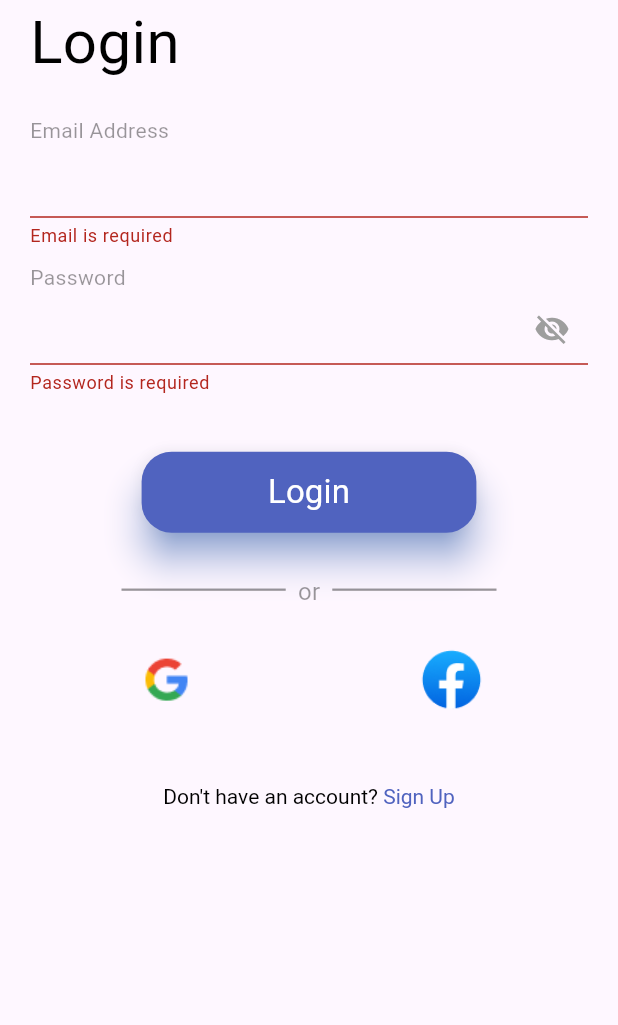
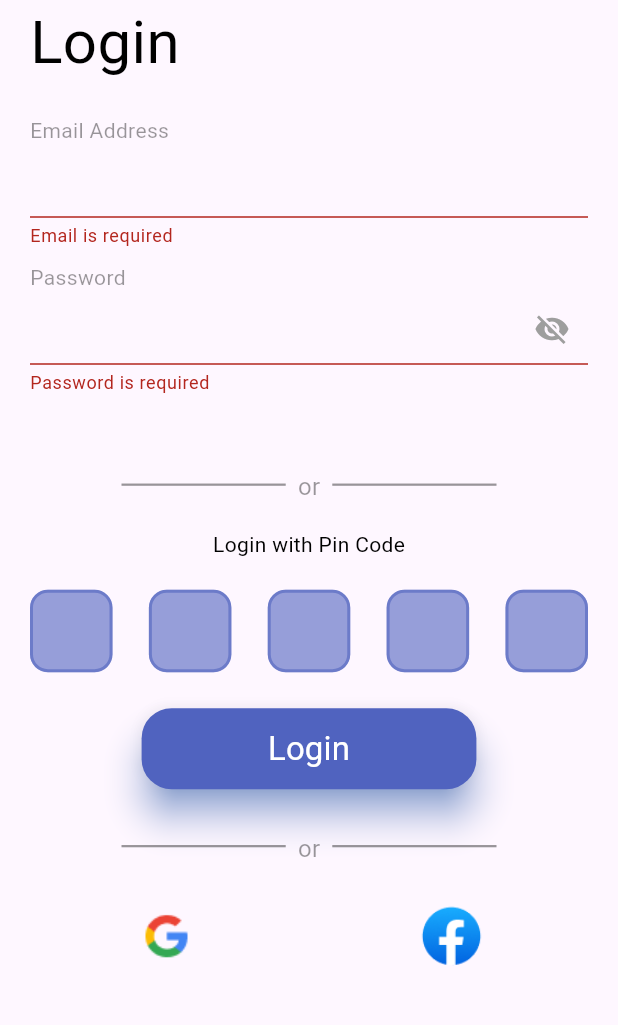
Before and after one commit to Zayahan-Hasan-Shah/Bank-Mobile-App, a Flutter app: the LoginScreen screen opened by its route, after a tap on "Login", on a phone screen of 412 x 824 dp, the part 200-1225 px from its top. Run offline on Flutter 3.47's test engine with Material 3 defaults, Android fonts, the phone set to English and light mode, and no system bars; drawn by our look-alikes of pin_code_fields; our stand-ins replace connectivity_plus, device_info_plus, flutter_local_notifications, flutter_riverpod, google_fonts, image_picker and 2 more.

Commit message:
authenticate pin login functionality and started working on home UI

```diff
--- a/bank_app_practice/lib/core/constants.dart
+++ b/bank_app_practice/lib/core/constants.dart
@@ -1,7 +1,7 @@
 ////constants////
 
 /// hard coded pin code for temperory
-const safePin = '1234';
+const safePin = '12345';
 
 ///app messages
 const invalidCredentialsMessage = 'The credentials provided are incorrect.';
@@ -55,3 +55,9 @@ const c = 'Confirm';
 const spc = 'Set Pin Code';
 const psyopc = 'Please set your own\nPin Code';
 const spcd = 'Set Pin Code(5-digit)';
+const lwpc = 'Login with Pin Code';
+
+
+/// home screen
+const cb = 'Current Balance';
+const balance = 'Rs 2,85,856.00';
--- a/bank_app_practice/lib/core/images.dart
+++ b/bank_app_practice/lib/core/images.dart
@@ -8,6 +8,7 @@ class ImageAssets {
   static const String bpmeImage = 'assets/images/bpme.png';
   static const String googleSignupImage = 'assets/images/google.png';
   static const String facebookImage = 'assets/images/facebook.png';
+  static const String visaCardImage = 'assets/images/visaCard.png';
 
   static const String backArrowIcon = 'assets/icons/backArrow.png';
   static const String uploadIcon = 'assets/icons/upload.png';
--- a/bank_app_practice/lib/routes/appRoutes.dart
+++ b/bank_app_practice/lib/routes/appRoutes.dart
@@ -3,6 +3,7 @@ import 'package:bank_app_practice/views/auth/phoneNumbrtScreen.dart';
 import 'package:bank_app_practice/views/auth/profileUpdateScreen.dart';
 import 'package:bank_app_practice/views/auth/setPinCode.dart';
 import 'package:bank_app_practice/views/auth/signupScreen.dart';
+import 'package:bank_app_practice/views/dashboard/home/homeScreen.dart';
 import 'package:bank_app_practice/views/onBoarding/onBoarding.dart';
 import 'package:bank_app_practice/views/onBoarding/welcome.dart';
 import 'package:bank_app_practice/views/splash.dart';
@@ -18,6 +19,7 @@ class AppRoutes {
   static const profileUpdateScreen = '/profileupdatescreen';
   static const phoneNumberScreen = '/phonenumberscreen';
   static const setPinCodeScreen = '/setpincodescreen';
+  static const homeScreen = '/homescreen';
 
   static Map<String, Widget Function(BuildContext _)> routes = {
     mainRoute : (_) => const SplashScreen(),
@@ -28,5 +30,6 @@ class AppRoutes {
     profileUpdateScreen : (_) => ProfileUpdateScreen(),
     phoneNumberScreen : (_) => PhoneNumberScreen(),
     setPinCodeScreen : (_) => PinCodeScreen(),
+    homeScreen : (_) => HomeScreen(),
   };
 }
--- a/bank_app_practice/lib/utils/validations.dart
+++ b/bank_app_practice/lib/utils/validations.dart
@@ -1,3 +1,7 @@
+import 'package:bank_app_practice/navigation/navigationHelper.dart';
+import 'package:bank_app_practice/routes/appRoutes.dart';
+import 'package:flutter/material.dart';
+
 class AppValidations {
   /// Email validation check
   static String? emailValidation(String? value) {
@@ -45,6 +49,25 @@ class AppValidations {
     return null;
   }
 
+  /// login check
+  static String? loginFunctionality(GlobalKey<FormState> formKey, String pin,
+      String safePin, BuildContext context) {
+    final isFormValid = formKey.currentState?.validate() ?? false;
+    if (pin == safePin) {
+      pushNamedReplace(AppRoutes.homeScreen);
+      return null;
+    }
+    if (isFormValid) {
+      pushNamedReplace(AppRoutes.homeScreen);
+      return null;
+    }
+    if (pin.isNotEmpty) {
+      ScaffoldMessenger.of(context).showSnackBar(
+        const SnackBar(content: Text("Invalid PIN")),
+      );
+    }
+  }
+
   /// Name check vaidation check
   static String? nameValidation(String? value) {
     final RegExp nameRegex = RegExp(r'^[a-zA-Z]+$');
--- a/bank_app_practice/lib/views/auth/loginScreen.dart
+++ b/bank_app_practice/lib/views/auth/loginScreen.dart
@@ -9,6 +9,7 @@ import 'package:bank_app_practice/utils/titleText.dart';
 import 'package:bank_app_practice/utils/validations.dart';
 import 'package:flutter/gestures.dart';
 import 'package:flutter/material.dart';
+import 'package:pin_code_fields/pin_code_fields.dart';
 
 class LoginScreen extends StatefulWidget {
   const LoginScreen({super.key});
@@ -22,10 +23,18 @@ class _LoginScreenState extends State<LoginScreen> {
 
   final TextEditingController emailAddressController = TextEditingController();
   final TextEditingController passwordController = TextEditingController();
+  String _loginPin = '';
 
   final ValueNotifier<bool> obscurePassword = ValueNotifier<bool>(true);
 
   final GlobalKey<FormState> formKey = GlobalKey<FormState>();
+
+  void _checkPin(String value) {
+    setState(() {
+      _loginPin = value;
+      if (_loginPin == safePin) {}
+    });
+  }
 
   @override
   void initState() {
@@ -68,6 +77,10 @@ class _LoginScreenState extends State<LoginScreen> {
                   _buildHeader(),
                   _buildEmailField(),
                   _buildPasswordField(),
+                  _orLine(),
+                  const SizedBox(height: 20),
+                  _pinLogin(),
+                  const SizedBox(height: 20),
                   _signupButton(),
                   const SizedBox(height: 40),
                   _orLine(),
@@ -144,6 +157,47 @@ class _LoginScreenState extends State<LoginScreen> {
     );
   }
 
+  Widget _pinLogin() {
+    return Column(
+      children: [
+        TitleText(title: lwpc),
+        const SizedBox(
+          height: 20,
+        ),
+        PinCodeTextField(
+          enableActiveFill: true,
+          appContext: context,
+          length: 5,
+          keyboardType: TextInputType.number,
+          cursorColor: ColorsPallete.iconColor,
+          obscureText: false,
+          textStyle: TextStyle(
+            fontSize: 22,
+            fontWeight: FontWeight.bold,
+            color: ColorsPallete.iconColor,
+          ),
+          pinTheme: PinTheme(
+            shape: PinCodeFieldShape.box,
+            borderRadius: BorderRadius.circular(12),
+            fieldHeight: 55,
+            fieldWidth: 55,
+            activeColor: ColorsPallete.iconColor,
+            inactiveColor: ColorsPallete.iconColor.withOpacity(0.6),
+            selectedColor: ColorsPallete.white,
+            activeFillColor: ColorsPallete.iconColor.withOpacity(0.1),
+            inactiveFillColor: ColorsPallete.iconColor.withOpacity(0.6),
+            selectedFillColor: ColorsPallete.iconColor.withOpacity(0.2),
+            borderWidth: 2,
+          ),
+          animationType: AnimationType.scale,
+          animationDuration: const Duration(milliseconds: 250),
+          onChanged: (value) => _loginPin = value,
+          onCompleted: _checkPin,
+        ),
+      ],
+    );
+  }
+
   Widget _signupButton() {
     return SizedBox(
       height: 30,
@@ -154,11 +208,7 @@ class _LoginScreenState extends State<LoginScreen> {
           borderRadiusButton: 20,
           alignmentButton: Alignment.center,
           onTap: () {
-            if (formKey.currentState!.validate()) {
-              print("Form is valid. Proceed with login.");
-            } else {
-              print("Form is invalid. Show errors.");
-            }
+            AppValidations.loginFunctionality(formKey, _loginPin, safePin, context);
           },
           child: TitleText(
             title: loginTitle,
--- a/bank_app_practice/lib/views/dashboard/home/homeScreen.dart
+++ b/bank_app_practice/lib/views/dashboard/home/homeScreen.dart
@@ -1,3 +1,5 @@
+import 'package:bank_app_practice/views/dashboard/home/widgets/currentBalance.dart';
+import 'package:bank_app_practice/views/dashboard/home/widgets/recentTransactions.dart';
 import 'package:flutter/material.dart';
 
 class HomeScreen extends StatefulWidget {
@@ -16,7 +18,8 @@ class _HomeScreenState extends State<HomeScreen> {
         child: SingleChildScrollView(
           child: Column(
             children: [
-
+              CurrentBalance(),
+              RecentTransactions(),
             ],
           ),
         ),
```
Also changed, not shown: bank_app_practice/lib/views/dashboard/home/widgets/currentBalance.dart (added, +24 -0 lines), bank_app_practice/lib/views/dashboard/home/widgets/recentTransactions.dart (added, +20 -0 lines), bank_app_practice/lib/views/widgets/common/customContainer.dart (added, +36 -0 lines), bank_app_practice/assets/images/visaCard.png (added).
